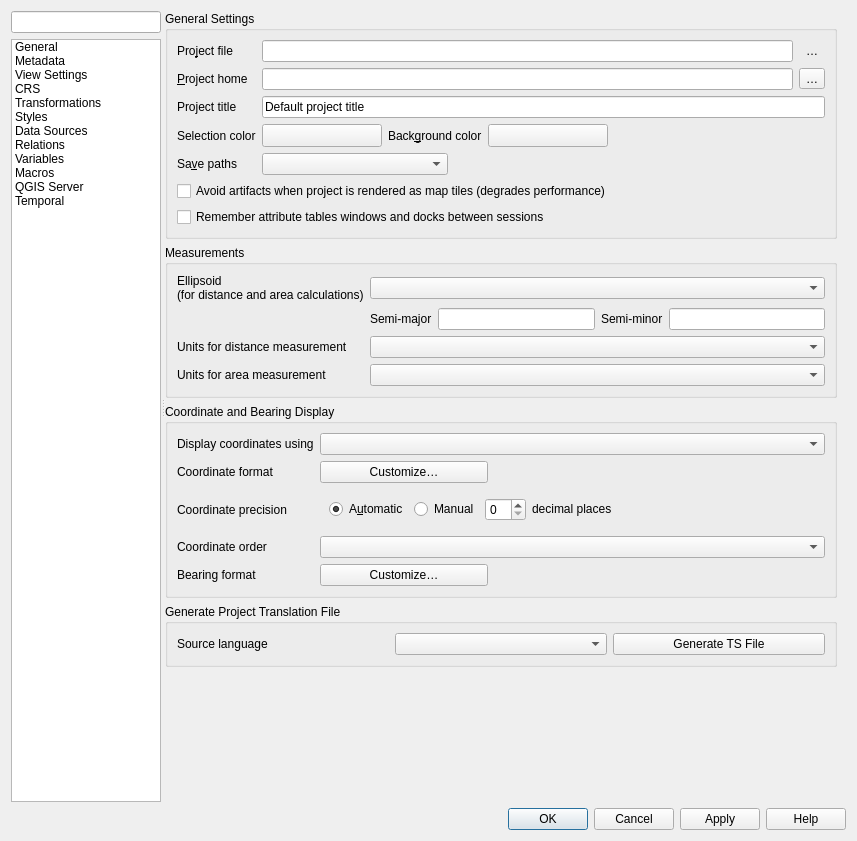
Above: src/ui/qgsprojectpropertiesbase.ui from qgis/QGIS before the change. Below: the same form after it.
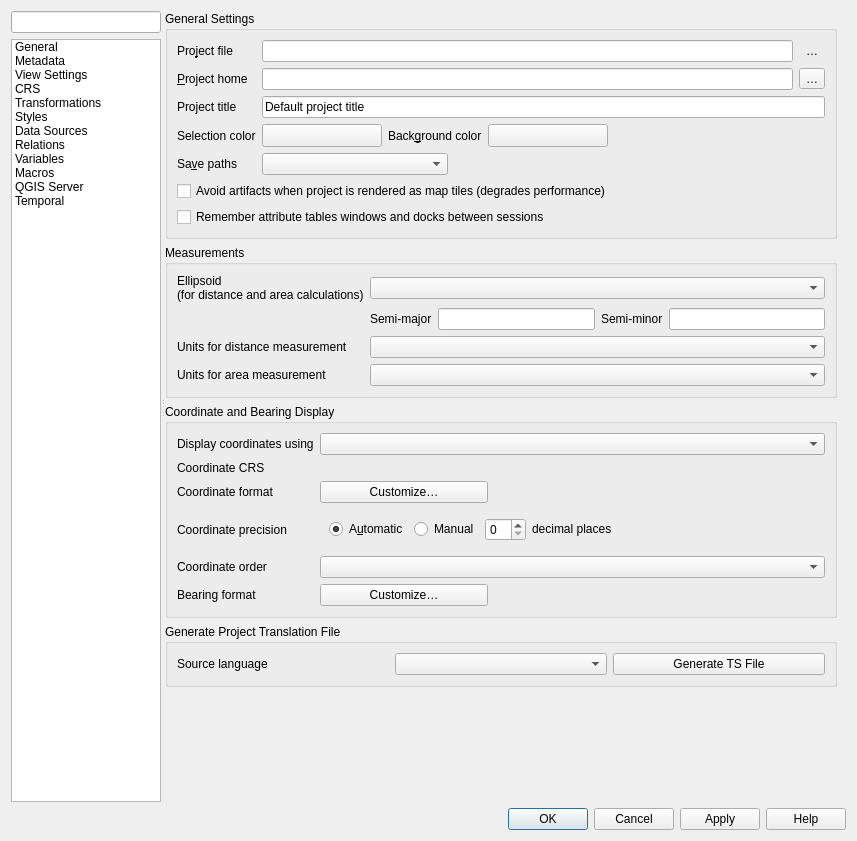
That is the form after the change. The open tabs and pages were chosen to show the change. Icons and pictures are not drawn. Custom widgets are drawn as their Qt base class.

The edit to the form file:
```diff
--- a/src/ui/qgsprojectpropertiesbase.ui
+++ b/src/ui/qgsprojectpropertiesbase.ui
@@ -651,21 +651,24 @@
                   <string notr="true">projgeneral</string>
                  </property>
                  <layout class="QGridLayout" name="gridLayout_18">
-                  <item row="4" column="0">
+                   
+                   
+                   
+                  <item row="5" column="0">
                    <widget class="QLabel" name="label_34">
                     <property name="text">
                      <string>Bearing format</string>
                     </property>
                    </widget>
                   </item>
-                  <item row="2" column="0">
+                  <item row="3" column="0">
                    <widget class="QLabel" name="label_26">
                     <property name="text">
                      <string>Coordinate precision</string>
                     </property>
                    </widget>
                   </item>
-                  <item row="4" column="1">
+                  <item row="5" column="1">
                    <layout class="QHBoxLayout" name="horizontalLayout_19" stretch="3,6">
                     <item>
                      <widget class="QPushButton" name="mCustomizeBearingFormatButton">
@@ -696,7 +699,7 @@
                     </property>
                    </widget>
                   </item>
-                  <item row="2" column="1">
+                  <item row="3" column="1">
                    <widget class="QFrame" name="mFramePrecision">
                     <layout class="QHBoxLayout" name="horizontalLayout_12">
                      <item>
@@ -745,27 +748,27 @@
                     </layout>
                    </widget>
                   </item>
-                  <item row="3" column="0">
+                  <item row="4" column="0">
                    <widget class="QLabel" name="label_31">
                     <property name="text">
                      <string>Coordinate order</string>
                     </property>
                    </widget>
                   </item>
-                  <item row="3" column="1">
+                  <item row="4" column="1">
                    <widget class="QComboBox" name="mCoordinateOrderComboBox"/>
                   </item>
                   <item row="0" column="1">
                    <widget class="QComboBox" name="mCoordinateDisplayComboBox"/>
                   </item>
-                  <item row="1" column="0">
+                  <item row="2" column="0">
                    <widget class="QLabel" name="label_38">
                     <property name="text">
                      <string>Coordinate format</string>
                     </property>
                    </widget>
                   </item>
-                  <item row="1" column="1">
+                  <item row="2" column="1">
                    <layout class="QHBoxLayout" name="horizontalLayout_20" stretch="3,6">
                     <item>
                      <widget class="QPushButton" name="mCustomizeCoordinateFormatButton">
@@ -789,6 +792,23 @@
                     </item>
                    </layout>
                   </item>
+                  <item row="1" column="0">
+                   <widget class="QLabel" name="label_43">
+                    <property name="text">
+                     <string>Coordinate CRS</string>
+                    </property>
+                   </widget>
+                  </item>
+                  <item row="1" column="1">
+                   <widget class="QgsProjectionSelectionWidget" name="mCoordinateCrs" native="true">
+                    <property name="enabled">
+                     <bool>false</bool>
+                    </property>
+                    <property name="focusPolicy">
+                     <enum>Qt::StrongFocus</enum>
+                    </property>
+                   </widget>
+                  </item>
                  </layout>
                 </widget>
                </item>
@@ -3567,6 +3587,12 @@
    <extends>QToolButton</extends>
    <header>qgsfontbutton.h</header>
   </customwidget>
+  <customwidget>
+   <class>QgsProjectionSelectionWidget</class>
+   <extends>QWidget</extends>
+   <header>qgsprojectionselectionwidget.h</header>
+   <container>1</container>
+  </customwidget>
  </customwidgets>
  <tabstops>
   <tabstop>mSearchLineEdit</tabstop>
```
